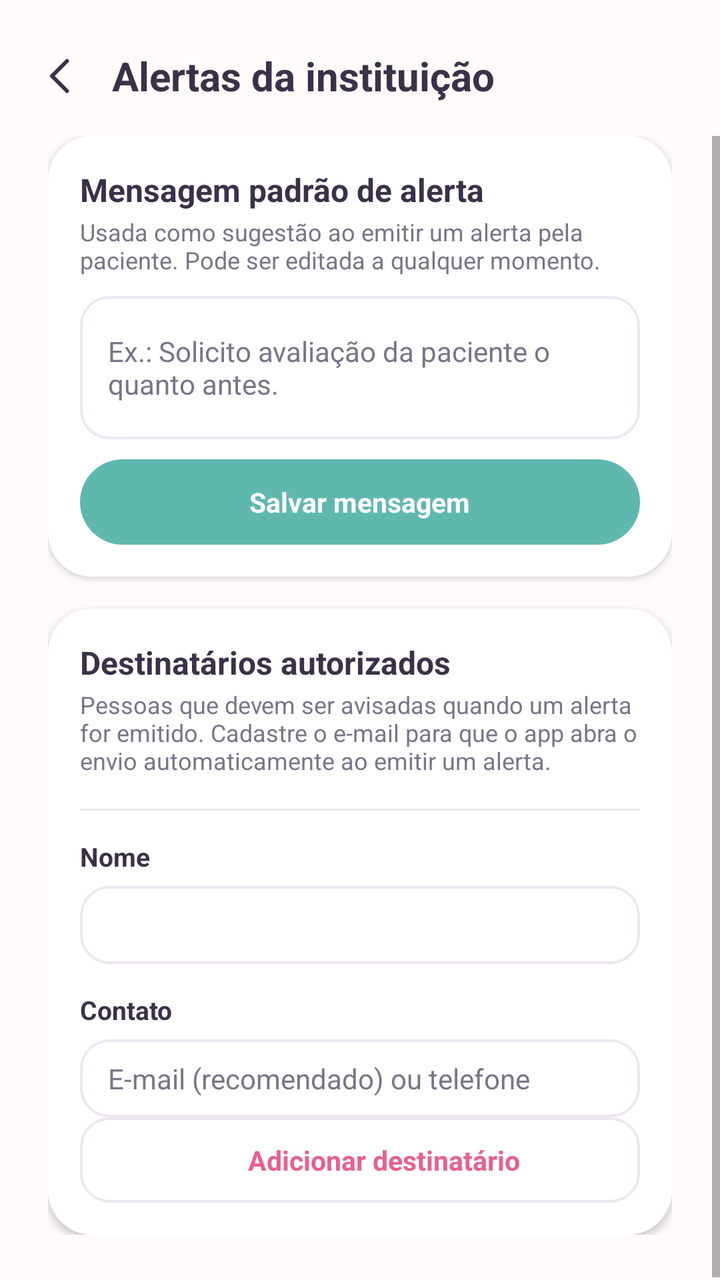
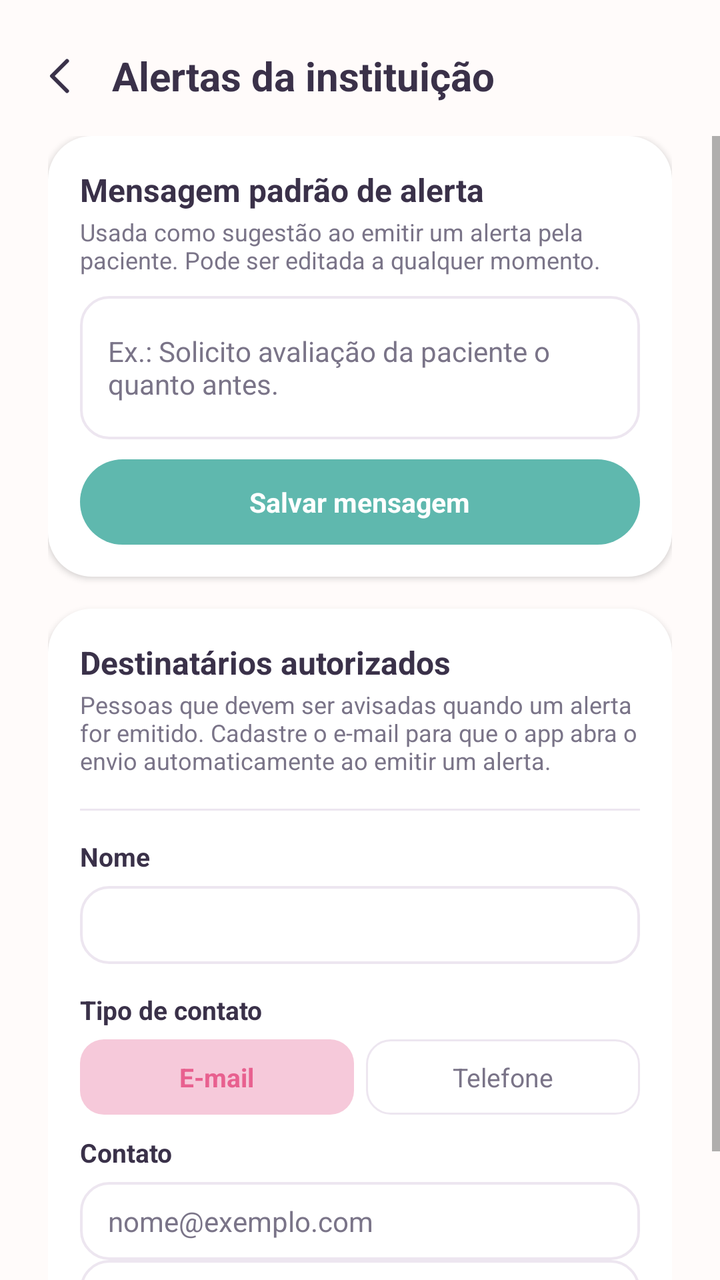

Compare the two renders of this Android layout. The source of the first and the diff that turns it into the second are given below.
<!-- AndroidManifest.xml: activity theme AppTheme.NoActionBar -->
<!-- res/layout/activity_alertas.xml -->
<?xml version="1.0" encoding="utf-8"?>
<LinearLayout xmlns:android="http://schemas.android.com/apk/res/android"
    android:layout_width="match_parent"
    android:layout_height="match_parent"
    android:background="@color/background"
    android:orientation="vertical">

    <LinearLayout
        android:layout_width="match_parent"
        android:layout_height="wrap_content"
        android:gravity="center_vertical"
        android:orientation="horizontal"
        android:paddingStart="10dp"
        android:paddingEnd="24dp"
        android:paddingTop="18dp"
        android:paddingBottom="10dp">

        <ImageView
            android:id="@+id/btnVoltar"
            android:layout_width="40dp"
            android:layout_height="40dp"
            android:background="?android:attr/selectableItemBackgroundBorderless"
            android:padding="8dp"
            android:src="@drawable/ic_back_thin" />

        <TextView
            android:layout_width="wrap_content"
            android:layout_height="wrap_content"
            android:layout_marginStart="6dp"
            android:text="@string/alertas_titulo"
            android:textColor="@color/textPrimary"
            android:textSize="20sp"
            android:textStyle="bold" />
    </LinearLayout>

    <ScrollView
        android:layout_width="match_parent"
        android:layout_height="0dp"
        android:layout_weight="1"
        android:clipToPadding="false"
        android:fillViewport="true">

        <LinearLayout
            android:layout_width="match_parent"
            android:layout_height="wrap_content"
            android:orientation="vertical"
            android:paddingStart="24dp"
            android:paddingEnd="24dp"
            android:paddingBottom="24dp">

            <LinearLayout
                android:layout_width="match_parent"
                android:layout_height="wrap_content"
                android:layout_marginBottom="16dp"
                android:background="@drawable/bg_card_surface"
                android:elevation="2dp"
                android:orientation="vertical"
                android:padding="16dp">

                <TextView
                    android:layout_width="wrap_content"
                    android:layout_height="wrap_content"
                    android:text="@string/alertas_mensagem_padrao_titulo"
                    android:textColor="@color/textPrimary"
                    android:textSize="16sp"
                    android:textStyle="bold" />

                <TextView
                    android:layout_width="wrap_content"
                    android:layout_height="wrap_content"
                    android:layout_marginTop="2dp"
                    android:layout_marginBottom="10dp"
                    android:text="@string/alertas_mensagem_padrao_subtitulo"
                    android:textColor="@color/textSecondary"
                    android:textSize="12sp" />

                <EditText
                    android:id="@+id/edtMensagemPadrao"
                    style="@style/CampoInput"
                    android:layout_marginTop="0dp"
                    android:hint="@string/alertas_mensagem_padrao_hint"
                    android:inputType="textMultiLine"
                    android:minLines="3" />

                <LinearLayout
                    android:id="@+id/btnSalvarMensagemPadrao"
                    android:layout_width="match_parent"
                    android:layout_height="wrap_content"
                    android:layout_marginTop="10dp"
                    android:background="@drawable/bg_button_primary"
                    android:clickable="true"
                    android:focusable="true"
                    android:gravity="center"
                    android:paddingTop="12dp"
                    android:paddingBottom="12dp">

                    <TextView
                        android:layout_width="wrap_content"
                        android:layout_height="wrap_content"
                        android:text="@string/alertas_salvar_mensagem"
                        android:textColor="#FFFFFFFF"
                        android:textSize="13.5sp"
                        android:textStyle="bold" />
                </LinearLayout>
            </LinearLayout>

            <LinearLayout
                android:layout_width="match_parent"
                android:layout_height="wrap_content"
                android:background="@drawable/bg_card_surface"
                android:elevation="2dp"
                android:orientation="vertical"
                android:padding="16dp">

                <TextView
                    android:layout_width="wrap_content"
                    android:layout_height="wrap_content"
                    android:layout_marginBottom="2dp"
                    android:text="@string/alertas_destinatarios_titulo"
                    android:textColor="@color/textPrimary"
                    android:textSize="16sp"
                    android:textStyle="bold" />

                <TextView
                    android:layout_width="wrap_content"
                    android:layout_height="wrap_content"
                    android:layout_marginBottom="12dp"
                    android:text="@string/alertas_destinatarios_subtitulo"
                    android:textColor="@color/textSecondary"
                    android:textSize="12sp" />

                <LinearLayout
                    android:id="@+id/containerDestinatarios"
                    android:layout_width="match_parent"
                    android:layout_height="wrap_content"
                    android:orientation="vertical" />

                <View android:layout_width="match_parent" android:layout_height="1dp" android:layout_marginTop="4dp" android:layout_marginBottom="14dp" android:background="@color/border" />

                <TextView style="@style/CampoLabel" android:layout_marginTop="0dp" android:text="@string/alertas_novo_destinatario_nome" />
                <EditText
                    android:id="@+id/edtNovoDestinatarioNome"
                    style="@style/CampoInput"
                    android:inputType="textPersonName|textCapWords" />

                <TextView style="@style/CampoLabel" android:text="@string/alertas_novo_destinatario_contato" />
                <EditText
                    android:id="@+id/edtNovoDestinatarioContato"
                    style="@style/CampoInput"
                    android:hint="@string/alertas_novo_destinatario_contato_hint"
                    android:inputType="textEmailAddress" />

                <LinearLayout
                    android:id="@+id/btnAdicionarDestinatario"
                    android:layout_width="match_parent"
                    android:layout_height="wrap_content"
                    android:background="@drawable/bg_input_field"
                    android:clickable="true"
                    android:focusable="true"
                    android:gravity="center"
                    android:orientation="horizontal"
                    android:paddingTop="12dp"
                    android:paddingBottom="12dp">

                    <ImageView
                        android:layout_width="16dp"
                        android:layout_height="16dp"
                        android:importantForAccessibility="no"
                        android:src="@drawable/ic_add" />

                    <TextView
                        android:layout_width="wrap_content"
                        android:layout_height="wrap_content"
                        android:layout_marginStart="8dp"
                        android:text="@string/alertas_adicionar_destinatario"
                        android:textColor="@color/primaryPink"
                        android:textSize="13.5sp"
                        android:textStyle="bold" />
                </LinearLayout>
            </LinearLayout>

            <ProgressBar
                android:id="@+id/progressAlertas"
                android:layout_width="wrap_content"
                android:layout_height="wrap_content"
                android:layout_gravity="center"
                android:layout_marginTop="16dp"
                android:indeterminateTint="@color/primaryPink"
                android:visibility="gone" />
        </LinearLayout>
    </ScrollView>
</LinearLayout>
<!-- resources referenced by this layout -->
<resources>
  <color name="background">#FFFBFA</color>
  <color name="border">#EDE6F0</color>
  <color name="primaryPink">#E8608F</color>
  <color name="textPrimary">#3A3149</color>
  <color name="textSecondary">#7A7488</color>
  <!-- drawable bg_button_primary (drawable) -->
  <?xml version="1.0" encoding="utf-8"?>
  <ripple xmlns:android="http://schemas.android.com/apk/res/android"
      android:color="#33FFFFFF">
      <item>
          <shape android:shape="rectangle">
              <solid android:color="@color/colorAccent" />
              <corners android:radius="100dp" />
          </shape>
      </item>
  </ripple>
  <!-- drawable bg_card_surface (drawable) -->
  <?xml version="1.0" encoding="utf-8"?>
  <shape xmlns:android="http://schemas.android.com/apk/res/android"
      android:shape="rectangle">
      <solid android:color="@color/surface" />
      <corners android:radius="22dp" />
  </shape>
  <string name="alertas_adicionar_destinatario">Adicionar destinatário</string>
  <string name="alertas_destinatarios_subtitulo">Pessoas que devem ser avisadas quando um alerta for emitido. Cadastre o e-mail para que o app abra o envio automaticamente ao emitir um alerta.</string>
  <string name="alertas_destinatarios_titulo">Destinatários autorizados</string>
  <string name="alertas_mensagem_padrao_hint">Ex.: Solicito avaliação da paciente o quanto antes.</string>
  <string name="alertas_mensagem_padrao_subtitulo">Usada como sugestão ao emitir um alerta pela paciente. Pode ser editada a qualquer momento.</string>
  <string name="alertas_mensagem_padrao_titulo">Mensagem padrão de alerta</string>
  <string name="alertas_novo_destinatario_contato">Contato</string>
  <string name="alertas_novo_destinatario_contato_hint">E-mail (recomendado) ou telefone</string>
  <string name="alertas_novo_destinatario_nome">Nome</string>
  <string name="alertas_salvar_mensagem">Salvar mensagem</string>
  <string name="alertas_titulo">Alertas da instituição</string>
  <style name="CampoInput">
          <item name="android:layout_width">match_parent</item>
          <item name="android:layout_height">wrap_content</item>
          <item name="android:background">@drawable/bg_input_field</item>
          <item name="android:textColor">@color/textPrimary</item>
          <item name="android:textColorHint">@color/textSecondary</item>
          <item name="android:textSize">14sp</item>
      </style>
  <style name="AppTheme.NoActionBar" parent="Theme.AppCompat.Light.NoActionBar">
          <item name="colorPrimary">@color/colorPrimary</item>
          <item name="colorPrimaryDark">@color/colorPrimaryDark</item>
          <item name="colorAccent">@color/colorAccent</item>
          <item name="android:windowBackground">@color/background</item>
      </style>
  <color name="colorAccent">#FF5FB8AE</color>
  <color name="surface">#FFFFFF</color>
  <color name="colorPrimary">#FFE8608F</color>
  <color name="colorPrimaryDark">#FFC94770</color>
  <!-- unchanged entries left out for length: 4 -->
</resources>

<!-- the commit's change to res/layout/activity_alertas.xml (unified diff, before → after) -->
@@ -143,7 +143,47 @@
                     style="@style/CampoInput"
                     android:inputType="textPersonName|textCapWords" />
 
-                <TextView style="@style/CampoLabel" android:text="@string/alertas_novo_destinatario_contato" />
+                <TextView style="@style/CampoLabel" android:text="@string/alertas_novo_destinatario_tipo" />
+                <LinearLayout
+                    android:layout_width="match_parent"
+                    android:layout_height="wrap_content"
+                    android:layout_marginBottom="10dp"
+                    android:orientation="horizontal">
+
+                    <TextView
+                        android:id="@+id/btnTipoEmail"
+                        android:layout_width="0dp"
+                        android:layout_height="wrap_content"
+                        android:layout_weight="1"
+                        android:layout_marginEnd="6dp"
+                        android:background="@drawable/bg_segment_selected"
+                        android:clickable="true"
+                        android:focusable="true"
+                        android:gravity="center"
+                        android:paddingTop="10dp"
+                        android:paddingBottom="10dp"
+                        android:text="@string/alertas_tipo_email"
+                        android:textColor="@color/primaryPink"
+                        android:textSize="13sp"
+                        android:textStyle="bold" />
+
+                    <TextView
+                        android:id="@+id/btnTipoTelefone"
+                        android:layout_width="0dp"
+                        android:layout_height="wrap_content"
+                        android:layout_weight="1"
+                        android:background="@drawable/bg_segment_unselected"
+                        android:clickable="true"
+                        android:focusable="true"
+                        android:gravity="center"
+                        android:paddingTop="10dp"
+                        android:paddingBottom="10dp"
+                        android:text="@string/alertas_tipo_telefone"
+                        android:textColor="@color/textSecondary"
+                        android:textSize="13sp" />
+                </LinearLayout>
+
+                <TextView style="@style/CampoLabel" android:layout_marginTop="0dp" android:text="@string/alertas_novo_destinatario_contato" />
                 <EditText
                     android:id="@+id/edtNovoDestinatarioContato"
                     style="@style/CampoInput"
<!-- resource entries referenced after the edit -->
@@ -23,6 +23,21 @@
       <solid android:color="@color/surface" />
       <corners android:radius="22dp" />
   </shape>
+  <!-- drawable bg_segment_selected (drawable) -->
+  <?xml version="1.0" encoding="utf-8"?>
+  <shape xmlns:android="http://schemas.android.com/apk/res/android"
+      android:shape="rectangle">
+      <solid android:color="@color/blobPinkSoft" />
+      <corners android:radius="12dp" />
+  </shape>
+  <!-- drawable bg_segment_unselected (drawable) -->
+  <?xml version="1.0" encoding="utf-8"?>
+  <shape xmlns:android="http://schemas.android.com/apk/res/android"
+      android:shape="rectangle">
+      <solid android:color="@color/surface" />
+      <stroke android:width="1dp" android:color="@color/border" />
+      <corners android:radius="12dp" />
+  </shape>
   <string name="alertas_adicionar_destinatario">Adicionar destinatário</string>
   <string name="alertas_destinatarios_subtitulo">Pessoas que devem ser avisadas quando um alerta for emitido. Cadastre o e-mail para que o app abra o envio automaticamente ao emitir um alerta.</string>
   <string name="alertas_destinatarios_titulo">Destinatários autorizados</string>
@@ -30,9 +45,12 @@
   <string name="alertas_mensagem_padrao_subtitulo">Usada como sugestão ao emitir um alerta pela paciente. Pode ser editada a qualquer momento.</string>
   <string name="alertas_mensagem_padrao_titulo">Mensagem padrão de alerta</string>
   <string name="alertas_novo_destinatario_contato">Contato</string>
-  <string name="alertas_novo_destinatario_contato_hint">E-mail (recomendado) ou telefone</string>
+  <string name="alertas_novo_destinatario_contato_hint">nome@exemplo.com</string>
   <string name="alertas_novo_destinatario_nome">Nome</string>
+  <string name="alertas_novo_destinatario_tipo">Tipo de contato</string>
   <string name="alertas_salvar_mensagem">Salvar mensagem</string>
+  <string name="alertas_tipo_email">E-mail</string>
+  <string name="alertas_tipo_telefone">Telefone</string>
   <string name="alertas_titulo">Alertas da instituição</string>
   <style name="CampoInput">
           <item name="android:layout_width">match_parent</item>
@@ -50,6 +68,7 @@
       </style>
   <color name="colorAccent">#FF5FB8AE</color>
   <color name="surface">#FFFFFF</color>
+  <color name="blobPinkSoft">#F6C9DA</color>
   <color name="colorPrimary">#FFE8608F</color>
   <color name="colorPrimaryDark">#FFC94770</color>
   <!-- unchanged entries left out for length: 4 -->
